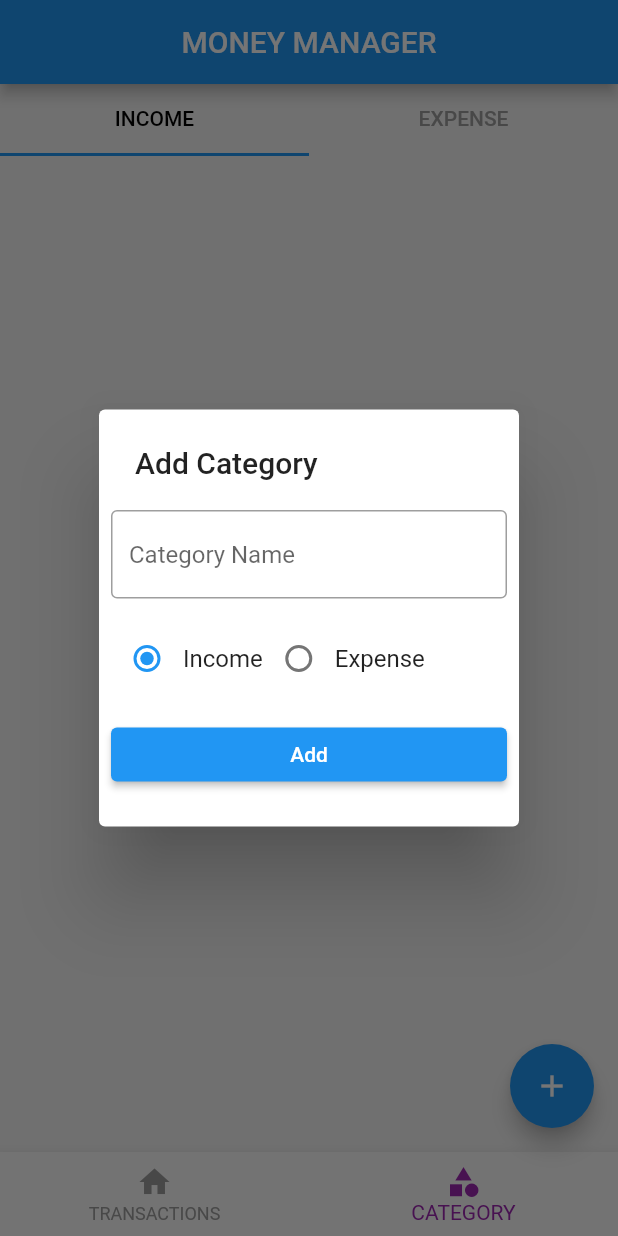
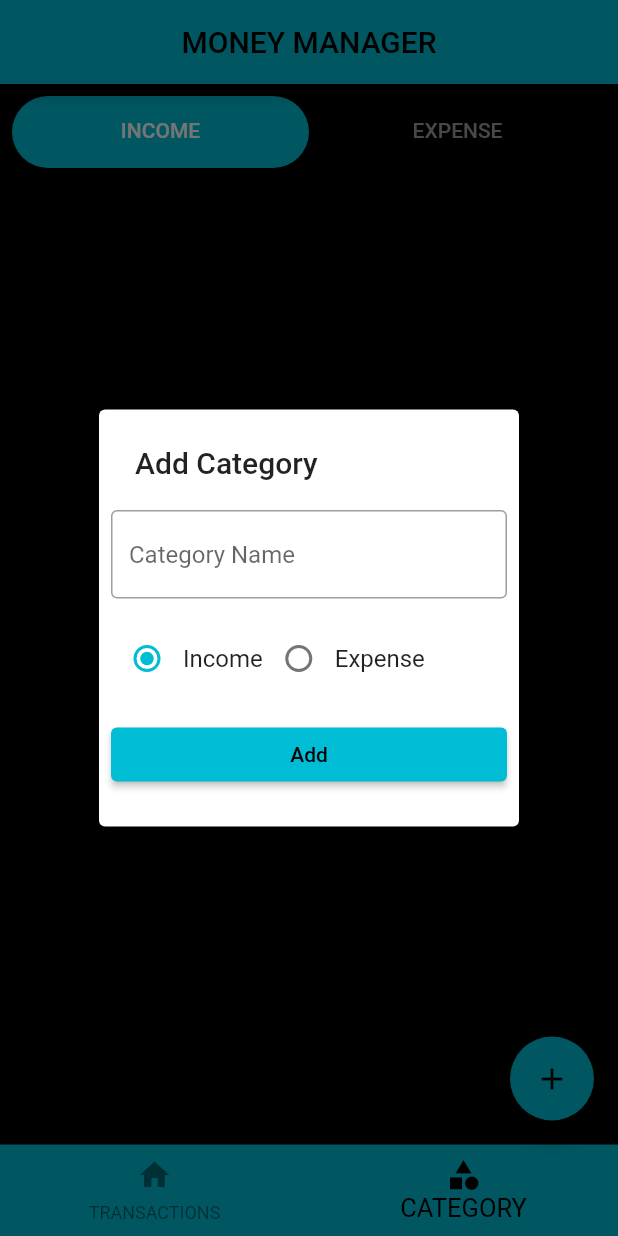
Before and after one commit to anas877860/moneyManagerApp, a Flutter app: the screen it shows after launch, item 2 of the bottom bar chosen, after a tap on the "add" icon, on a phone screen of 412 x 824 dp. Run offline on Flutter 3.47's test engine with Material 2 defaults, Android fonts, the phone set to English and light mode, and no system bars; our stand-ins replace flutter_slidable, hive_flutter; accounts and stored records are empty.

Commit message:
UI change commit

```diff
--- a/lib/main.dart
+++ b/lib/main.dart
@@ -29,10 +29,13 @@ class MyApp extends StatelessWidget {
   @override
   Widget build(BuildContext context) {
     return MaterialApp(
+
+      debugShowCheckedModeBanner: false,
       title: 'Flutter Demo',
       theme: ThemeData(
+       scaffoldBackgroundColor: Colors.black,
 
-        primarySwatch: Colors.blue,
+        primarySwatch: Colors.cyan,
       ),
       home: const ScreenHome(),
       routes: {
--- a/lib/screens/add_transaction/screen_add_transaction.dart
+++ b/lib/screens/add_transaction/screen_add_transaction.dart
@@ -29,6 +29,7 @@ class _ScreenAddTransactionState extends State<ScreenAddTransaction> {
   @override
   Widget build(BuildContext context) {
     return Scaffold(
+      backgroundColor: Colors.white.withOpacity(0.5),
       body: SafeArea(
           child: Padding(
         padding: const EdgeInsets.all(20.0),
--- a/lib/screens/catergory/screen_category.dart
+++ b/lib/screens/catergory/screen_category.dart
@@ -1,5 +1,5 @@
 import 'package:flutter/material.dart';
-import 'package:money_manager_flutter/db/category/category_db.dart';
+
 import 'package:money_manager_flutter/screens/catergory/expense_category_list.dart';
 import 'package:money_manager_flutter/screens/catergory/income_category_list.dart';
 
@@ -22,10 +22,15 @@ class _ScreenCategoryState extends State<ScreenCategory>
 
   @override
   Widget build(BuildContext context) {
-    return Column(
+    return Padding(
+      padding: const EdgeInsets.all(8.0),
+      child: Column(
         children: [
           TabBar(
-            labelColor: Colors.black,
+             indicator: BoxDecoration(
+      borderRadius: BorderRadius.circular(50), // Creates border
+      color: Colors.cyan), //Change back
+              labelColor: Colors.white,
               unselectedLabelColor: Colors.grey,
               controller: _tabController,
               tabs: const [
@@ -43,6 +48,7 @@ class _ScreenCategoryState extends State<ScreenCategory>
             ]),
           )
         ],
+      ),
     );
   }
 }
--- a/lib/screens/home/screen_home.dart
+++ b/lib/screens/home/screen_home.dart
@@ -15,7 +15,7 @@ class ScreenHome extends StatelessWidget {
   @override
   Widget build(BuildContext context) {
     return Scaffold(
-      backgroundColor: Colors.grey[100],
+
       appBar: AppBar(
         title: const Text("MONEY MANAGER"),
         centerTitle: true,
--- a/lib/screens/home/widgets/bottom_navigation.dart
+++ b/lib/screens/home/widgets/bottom_navigation.dart
@@ -10,8 +10,11 @@ class MoneyManagerBottomNavigation extends StatelessWidget {
       valueListenable: ScreenHome.selectedIndexNotifier,
       builder: (BuildContext ctx,int updatedIndex,Widget? _) {
         return BottomNavigationBar(
-          selectedItemColor: Colors.purple,
-          unselectedItemColor: Colors.grey,
+          selectedFontSize: 17,
+          unselectedFontSize: 12,
+          backgroundColor: Colors.cyan,
+          selectedItemColor: Colors.black,
+          unselectedItemColor: Colors.black45,
           currentIndex: updatedIndex,
           onTap: (newIndex){
           ScreenHome.selectedIndexNotifier.value=newIndex;
```
Also changed, not shown: lib/screens/catergory/expense_category_list.dart (+11 -1 lines), lib/screens/catergory/income_category_list.dart (+11 -1 lines), lib/screens/transactions/screen_transactions.dart (+10 -0 lines). Lines whose indentation alone changed are shown as unchanged.
